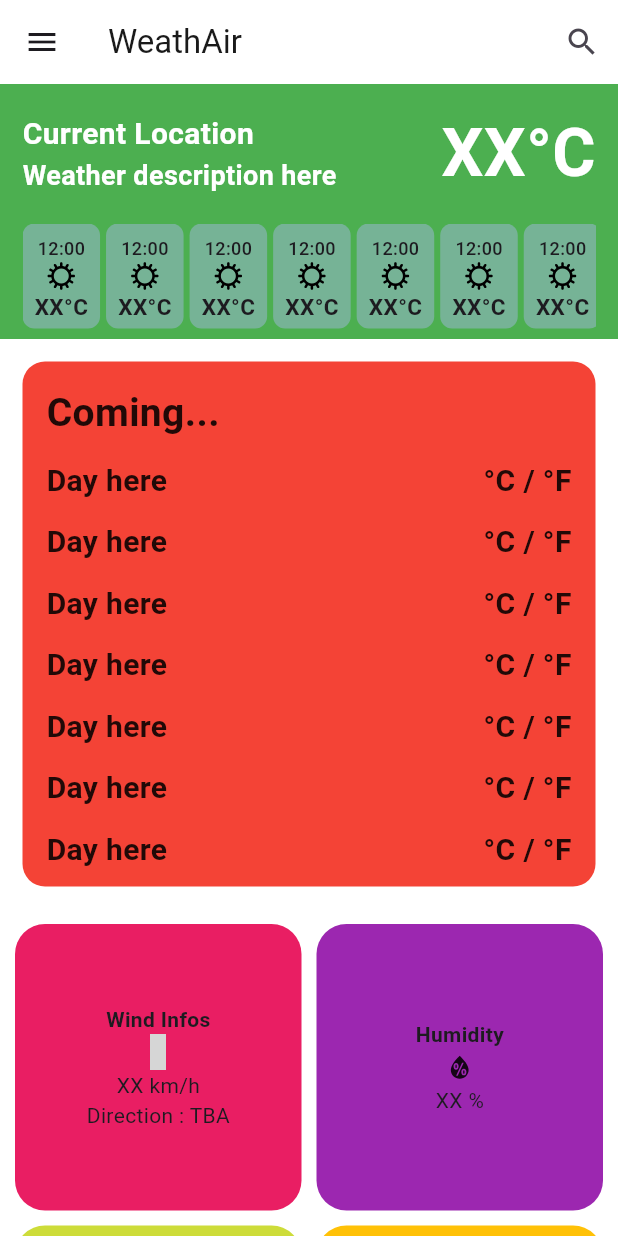
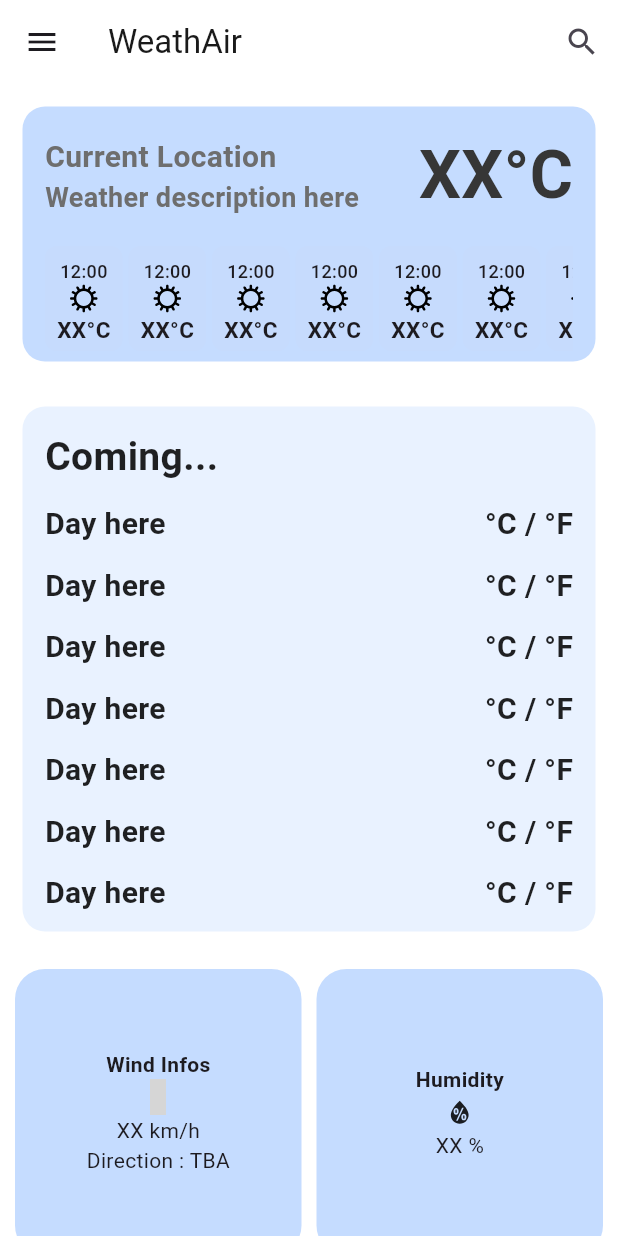
Before and after one commit to MarcOlivier91/Weathair, a Flutter app: the screen it shows after launch, on a phone screen of 412 x 824 dp. Run offline on Flutter 3.47's test engine with Material 3 defaults, Android fonts, the phone set to English and light mode, and no system bars; our stand-ins replace dio, flutter_svg, geolocator, weather_icons; grey boxes are pictures that could not be loaded.

Commit message:
Color Theme update

```diff
--- a/lib/main.dart
+++ b/lib/main.dart
@@ -58,26 +58,7 @@ class _MyAppState extends State<MyApp> {
     }
     return await Geolocator.getCurrentPosition();
   }
-/*
-OLD CODE
-  // Listening for location updates
-  void _liveLocation() {
-    LocationSettings locationSettings = const LocationSettings(
-      accuracy: LocationAccuracy.high, // High accuracy
-      distanceFilter: 100, // Will refresh every 100 meters
-    );
 
-    Geolocator.getPositionStream(locationSettings: locationSettings).listen(
-      (Position position) {
-        // Putting locations coordinates to string
-        lat = position.latitude.toString();
-        long = position.longitude.toString();
-        setState(() {
-          locationName = 'Latitude: $lat, Longitude: $long'; // Changing the content of the variable
-        });
-      });
-  }
-*/
 WeatherModel ? weatherModel;
 @override
   Widget build(BuildContext context) {
@@ -107,7 +88,7 @@ WeatherModel ? weatherModel;
         backgroundColor: Colors.white,
         drawer: Drawer(
           child: Container(
-            color: Colors.blueGrey[200],
+            color: Styles.sideBar,
             child: ListView(
               children: [
                 const DrawerHeader(
@@ -146,8 +127,12 @@ WeatherModel ? weatherModel;
                 children: [
                   Container( // THIS IS THE CONTAINER FOR THE CURRENT WEATHER FOR THE CURRENT LOCATION AND HOURLY PREVISIONS
                     padding: const EdgeInsets.all(15),
+                    margin: const EdgeInsets.all(15),
                     height: 170,
-                    color: Colors.green,
+                    decoration: const BoxDecoration(
+                      color: Color.fromARGB(255, 197, 220, 255),
+                      borderRadius: BorderRadius.all(Radius.circular(15)),
+                    ),
                     child: Column(
                       children: [
                         Row(
--- a/lib/utils/styles.dart
+++ b/lib/utils/styles.dart
@@ -2,15 +2,16 @@ import 'package:flutter/material.dart';
 
 abstract class Styles {
   static Color textColor = const Color(0x008F9295);
-  static Color color2 = const Color(0xA9CEF4DE);
+  static Color sideBar = Color.fromARGB(255, 161, 181, 212);
   static Color color3 = const Color(0x36494EDE);
-  static Color color4 = const Color(0x7EA0B7DE);
+  static Color miniBoxes = Color.fromARGB(255, 197, 220, 255);
+  static Color hourlyColumn = Color.fromARGB(125, 199, 217, 250);
   static Color mainColor = const Color(0xffffffff);
   static Color color6 = const Color(0xf2f2f2f2);
   static Color color7 = const Color(0xFF1a1a1a);
-  static TextStyle primaryText = const TextStyle( fontSize: 20, fontWeight: FontWeight.bold, color: Colors.white);
-  static TextStyle secondaryText = const TextStyle( fontSize: 18, fontWeight: FontWeight.bold, color: Colors.white);
-  static TextStyle temperature = const TextStyle( fontSize: 44, fontWeight: FontWeight.bold, color: Colors.white);
+  static TextStyle primaryText = const TextStyle( fontSize: 20, fontWeight: FontWeight.bold, color: Color.fromARGB(255, 110, 110, 110));
+  static TextStyle secondaryText = const TextStyle( fontSize: 18, fontWeight: FontWeight.bold, color: Color.fromARGB(255, 110, 110, 110));
+  static TextStyle temperature = const TextStyle( fontSize: 44, fontWeight: FontWeight.bold, color: Color.fromARGB(255, 54, 54, 54));
   static TextStyle previsions = const TextStyle(fontSize: 20, fontWeight: FontWeight.bold, color: Colors.black87);
   static TextStyle previsionsWeekHeader = const TextStyle(fontSize: 26, fontWeight: FontWeight.bold, color: Colors.black87);
 
--- a/lib/views/hourly_previsions.dart
+++ b/lib/views/hourly_previsions.dart
@@ -37,14 +37,14 @@ class HourlyPrevisionsView extends State<HourlyPrevisions> {
                   padding: const EdgeInsets.all(8),
                   margin: const EdgeInsets.only(right: 4),
                   decoration: BoxDecoration(
-                    color: Styles.color4,
+                    color: Styles.hourlyColumn,
                     borderRadius: BorderRadius.circular(8),
                   ),
                   child: Column(
                     children: [
                       const Text("12:00", style: TextStyle(fontSize: 12, fontWeight: FontWeight.w500)),
                       SvgPicture.asset("assets/sun-svgrepo-com.svg", width: 20, height: 20,),
-                      Text("XX°C", style: TextStyle(fontSize: 15, fontWeight: FontWeight.bold))
+                      const Text("XX°C", style: TextStyle(fontSize: 15, fontWeight: FontWeight.bold))
                     ],
                   ),
                 );
--- a/lib/views/other_infos.dart
+++ b/lib/views/other_infos.dart
@@ -1,5 +1,6 @@
 import 'package:flutter/material.dart';
 import 'package:weather_icons/weather_icons.dart';
+import '../utils/styles.dart';
 
 class OtherInfos extends StatefulWidget {
   const OtherInfos({super.key});
@@ -23,7 +24,7 @@ class OtherInfosState extends State<OtherInfos> {
           children: [
             Container(
               decoration: BoxDecoration(
-                color: Colors.pink,
+                color: Styles.miniBoxes,
                 borderRadius: BorderRadius.circular(20),
                 ),
                 child: const Column(
@@ -38,7 +39,7 @@ class OtherInfosState extends State<OtherInfos> {
               ),
             Container(
               decoration: BoxDecoration(
-                color: Colors.purple,
+                color: Styles.miniBoxes,
                 borderRadius: BorderRadius.circular(20),
               ),
               child: const Column(
@@ -52,7 +53,7 @@ class OtherInfosState extends State<OtherInfos> {
 
             Container(
               decoration: BoxDecoration(
-                color: Colors.lime,
+                color: Styles.miniBoxes,
                 borderRadius: BorderRadius.circular(20),
               ),
               child: const Column(
@@ -66,7 +67,7 @@ class OtherInfosState extends State<OtherInfos> {
 
             Container(
               decoration: BoxDecoration(
-                color: Colors.amber,
+                color: Styles.miniBoxes,
                 borderRadius: BorderRadius.circular(20),
               ),
               child: const Column(
--- a/lib/views/previsions_week.dart
+++ b/lib/views/previsions_week.dart
@@ -1,6 +1,9 @@
 import 'package:flutter/material.dart';
+import 'package:weatherapp/client/client.dart';
 import 'package:weatherapp/utils/layout.dart';
 import '../utils/styles.dart';
+import 'package:weatherapp/client/client.dart';
+import 'package:weatherapp/model/model.dart';
 
 class PrevisionsWeek extends StatefulWidget {
   const PrevisionsWeek({super.key});
@@ -19,9 +22,9 @@ class PrevisionsWeekView extends State<PrevisionsWeek> {
       child: Container(
         margin: const EdgeInsets.all(15),
         child: Container(
-          padding: const EdgeInsets.all(16),
+          padding: const EdgeInsets.all(15),
           decoration: const BoxDecoration(
-            color: Colors.red,
+            color: Color.fromARGB(255, 233, 242, 255),
             borderRadius: BorderRadius.all(Radius.circular(15)),
           ),
           child: Column(
@@ -47,7 +50,7 @@ class PrevisionsWeekView extends State<PrevisionsWeek> {
                     Text("°F", style: Styles.previsions,),
                   ],
                 ),
-              )
+              ),
             ],
           ),
         ),
```
